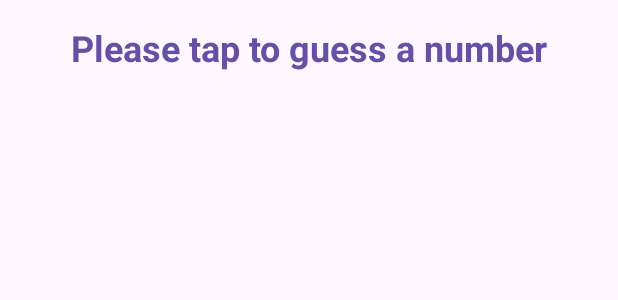
After one commit to rbral/NewGuessingGameApp, an Android app: the layout main_include_instruction_bar.xml on its own in the app's theme, with its tools: preview values and no code run, on a phone screen of 412 x 824 dp. The commit adds this screen. Shown: the top 300 px of the screen. Run offline under Robolectric (Android 15) with nearby library versions, the phone set to English and light mode, and no system bars.

Commit message:
layouts are not working

```diff
--- /dev/null
+++ b/app/src/main/res/layout/main_include_instruction_bar.xml
@@ -0,0 +1,20 @@
+<?xml version="1.0" encoding="utf-8"?>
+<com.google.android.material.appbar.AppBarLayout
+    xmlns:android="http://schemas.android.com/apk/res/android"
+    xmlns:app="http://schemas.android.com/apk/res-auto"
+    xmlns:tools="http://schemas.android.com/tools"
+    android:id="@+id/top_bar"
+    android:layout_width="match_parent"
+    android:layout_height="?actionBarSize"
+    android:gravity="center"
+    app:layout_constraintStart_toStartOf="parent"
+    app:layout_constraintTop_toTopOf="parent"
+    tools:showIn="@layout/content_main">
+    <TextView android:layout_width="match_parent"
+        android:layout_height="wrap_content"
+        android:gravity="center"
+        android:text="@string/banner_text"
+        android:textAppearance="@style/TextAppearance.Material3.HeadlineSmall"
+        android:textStyle="bold"
+        android:textColor="?attr/colorPrimary"/>
+</com.google.android.material.appbar.AppBarLayout>
--- a/app/src/main/res/values/dimens.xml
+++ b/app/src/main/res/values/dimens.xml
@@ -1,4 +1,7 @@
 <resources>
     <dimen name="fab_margin">16dp</dimen>
     <dimen name="tiny_margin">1</dimen>
+    <dimen name="double_margin">32</dimen>
+    <dimen name="card_corner_radius">4dp</dimen>
+    <dimen name="card_elevation">2dp</dimen>
 </resources>
```
Also changed, not shown: app/src/main/res/layout/content_main.xml (+6 -7 lines), app/src/main/res/layout/main_include_all.xml (added, +8 -0 lines), app/src/main/res/layout/main_include_card_buttons.xml (added, +24 -0 lines).
